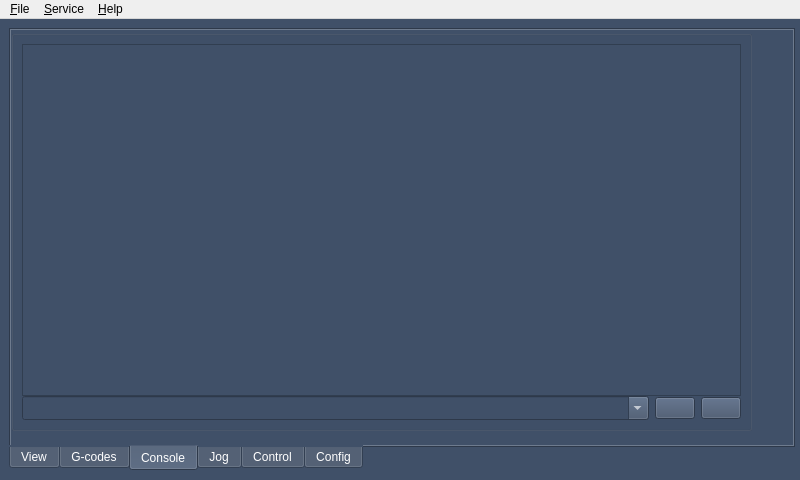
The window that src/frmmain.ui (hjliaw/Candle-lathe) describes before a commit, drawn with Qt 5.
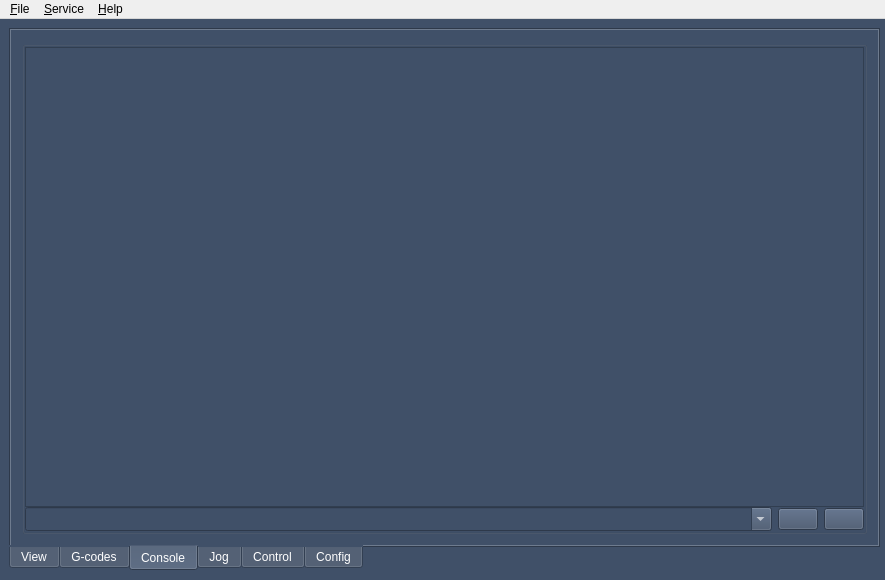
The same window after the commit. The open tabs and pages were chosen to show the change. Icons and pictures are not drawn. Custom widgets are drawn as their Qt base class.

Commit message: aconsole tab auto-expands

```diff
--- a/src/frmmain.ui
+++ b/src/frmmain.ui
@@ -6,8 +6,8 @@
    <rect>
     <x>0</x>
     <y>0</y>
-    <width>800</width>
-    <height>480</height>
+    <width>885</width>
+    <height>580</height>
    </rect>
   </property>
   <property name="sizePolicy">
@@ -795,15 +795,9 @@
        <attribute name="title">
         <string>Console</string>
        </attribute>
+       <layout class="QVBoxLayout" name="verticalLayout_8">
+        <item>
        <widget class="GroupBox" name="grpConsole">
-        <property name="geometry">
-         <rect>
-          <x>0</x>
-          <y>0</y>
-          <width>741</width>
-          <height>401</height>
-         </rect>
-        </property>
         <property name="autoFillBackground">
          <bool>false</bool>
         </property>
@@ -815,16 +809,16 @@
           <number>0</number>
          </property>
          <property name="leftMargin">
-          <number>8</number>
+            <number>0</number>
          </property>
          <property name="topMargin">
-          <number>8</number>
+            <number>0</number>
          </property>
          <property name="rightMargin">
-          <number>8</number>
+            <number>0</number>
          </property>
          <property name="bottomMargin">
-          <number>8</number>
+            <number>0</number>
          </property>
          <item>
           <widget class="QPlainTextEdit" name="txtConsole">
@@ -905,6 +899,8 @@
          </item>
         </layout>
        </widget>
+        </item>
+       </layout>
       </widget>
       <widget class="QWidget" name="tab_jog">
        <attribute name="title">
@@ -2357,7 +2353,7 @@
     <rect>
      <x>0</x>
      <y>0</y>
-     <width>800</width>
+     <width>885</width>
      <height>26</height>
     </rect>
    </property>
```
Left out of the diff: 2 changed lines with no effect on the pictures. Lines whose indentation alone changed are shown as unchanged.
